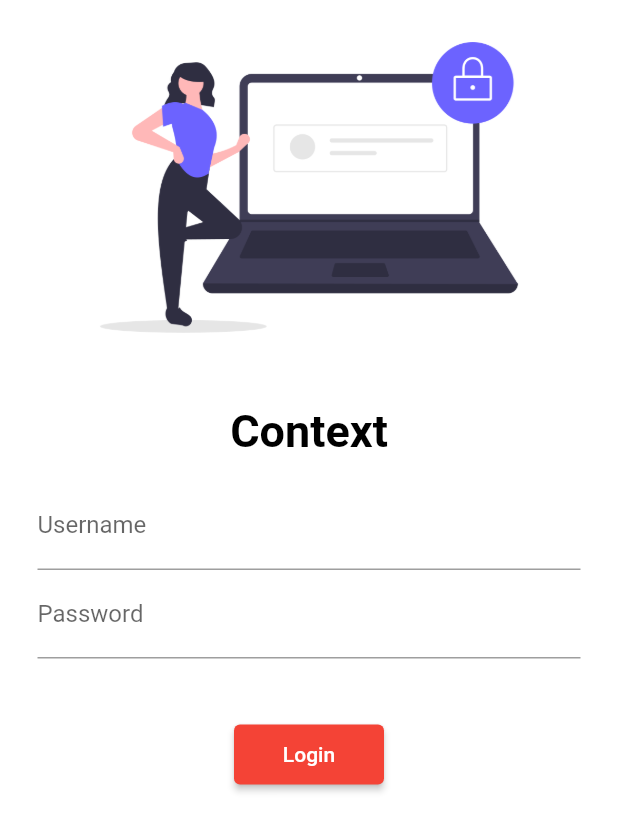
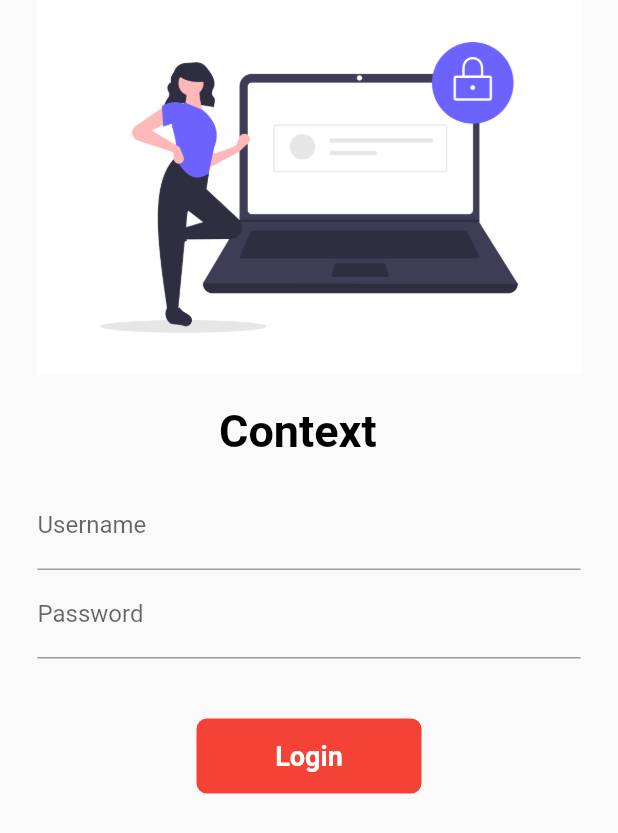
Before and after one commit to anubhavmishra7/learningFlutter, a Flutter app: the screen it shows after launch, on a phone screen of 412 x 824 dp. Shown: the top 833 px of the screen. Run offline on Flutter 3.47's test engine with Material 2 defaults, Android fonts, the phone set to English and light mode, and no system bars; our stand-ins replace google_fonts.

Commit message:
Day6 completed

```diff
--- a/lib/pages/login_page.dart
+++ b/lib/pages/login_page.dart
@@ -3,13 +3,20 @@
 import 'package:demo2app/utils/routes.dart';
 import 'package:flutter/material.dart';
 
-class LoginPage extends StatelessWidget {
+class LoginPage extends StatefulWidget {
   // const LoginPage({Key? key}) : super(key: key);
 
   @override
+  _LoginPageState createState() => _LoginPageState();
+}
+
+class _LoginPageState extends State<LoginPage> {
+  String name = " ";
+  bool changeinButton = false;
+  @override
   Widget build(BuildContext context) {
     return Material(
-        color: Colors.white,
+        //color: Colors.white, for whole login page
         child: SingleChildScrollView(
       child: Column(
         children: [
@@ -27,7 +34,7 @@
           //Container 2
 
           Text(
-                "Context",
+            "Context $name",
             style: TextStyle(
                 fontSize: 30,
                 // fontStyle: FontStyle.italic,
@@ -36,13 +43,16 @@
             textScaleFactor: 1.0,
           ),
           Padding(
-                padding:
-                    const EdgeInsets.symmetric(vertical: 16, horizontal: 25),
+            padding: const EdgeInsets.symmetric(vertical: 16, horizontal: 25),
             child: Column(
               children: [
                 TextFormField(
                   decoration: InputDecoration(
                       hintText: "Enter Username", labelText: "Username"),
+                  onChanged: (value) {
+                    name = value;
+                    setState(() {});
+                  },
                 ),
                 TextFormField(
                   obscureText: true,
@@ -52,15 +62,52 @@
                 SizedBox(
                   height: 40,
                 ),
-                    ElevatedButton(
-                        onPressed: () {
-                          // print("Aur bhai ki haal chaal");
+
+                InkWell(
+                  onTap: () async {
+                    setState(() {
+                      changeinButton = true;
+                    });
+
+                    await Future.delayed(Duration(seconds: 1));
                     Navigator.pushNamed(context, Myroutes.homeroute);
                   },
-                        style: TextButton.styleFrom(
-                            backgroundColor: Colors.red,
-                            minimumSize: Size(100, 40)),
-                        child: Text("Login"))
+                  child: AnimatedContainer(
+                    duration: Duration(seconds: 1),
+                    height: 50,
+                    width: changeinButton ? 50 : 150,
+                    alignment: Alignment.center,
+                    child: changeinButton
+                        ? Icon(
+                            Icons.done,
+                            color: Colors.white,
+                          )
+                        : Text(
+                            "Login",
+                            style: TextStyle(
+                                fontWeight: FontWeight.bold,
+                                fontSize: 18,
+                                color: Colors.white),
+                          ),
+                    decoration: BoxDecoration(
+                        // shape:
+                        //     changeinButton ? BoxShape.circle : BoxShape.rectangle,
+
+                        color: Colors.red,
+                        borderRadius:
+                            BorderRadius.circular(changeinButton ? 25 : 7)),
+                  ),
+                ),
+
+                // ElevatedButton(
+                //     onPressed: () {
+                //       // print("Aur bhai ki haal chaal");
+                //       Navigator.pushNamed(context, Myroutes.homeroute);
+                //     },
+                //     style: TextButton.styleFrom(
+                //         backgroundColor: Colors.red,
+                //         minimumSize: Size(100, 40)),
+                //     child: Text("Login"))
               ],
             ),
           )
```
Lines whose indentation alone changed are shown as unchanged.
